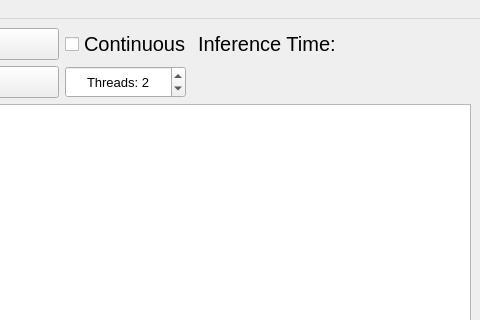
Above: mainwindow.ui from renesas-rz/rzg-object-detection-demo before the change; both pictures show x 783 to 1263 and y 0 to 320 of the 1263 by 881 pixel window. Below: the same form after it.
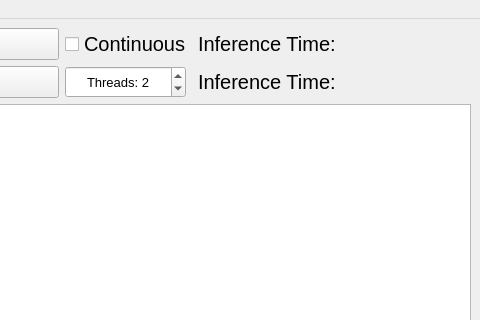
That is the form after the change.

Commit message:
Fix issue with camera warning
The app generates popups to alert the user when the camera is
not connected, however, the first popup doesn't show correctly,
and it might make the app unusable.

While trying a few strategies, it became clear that the version
of Qt used has some bugs that cannot be circumvented early on
in the boot process, therefore a different strategy has to be
defined.

The UI has an empty slot in the uppper grid, therefore use it
to show the status of the camera to get around the nasty issue
with the popup.

The edit to the form file:
```diff
--- a/mainwindow.ui
+++ b/mainwindow.ui
@@ -217,6 +217,27 @@
         </property>
        </widget>
       </item>
+      <item row="1" column="4">
+       <widget class="QLabel" name="labelCamera">
+        <property name="sizePolicy">
+         <sizepolicy hsizetype="Minimum" vsizetype="Minimum">
+          <horstretch>1</horstretch>
+          <verstretch>0</verstretch>
+         </sizepolicy>
+        </property>
+        <property name="font">
+         <font>
+          <pointsize>15</pointsize>
+         </font>
+        </property>
+        <property name="text">
+         <string>Inference Time: </string>
+        </property>
+        <property name="alignment">
+         <set>Qt::AlignLeading|Qt::AlignLeft|Qt::AlignVCenter</set>
+        </property>
+       </widget>
+      </item>
      </layout>
     </item>
     <item row="1" column="0">
```
The commit also changes 2 other files.
